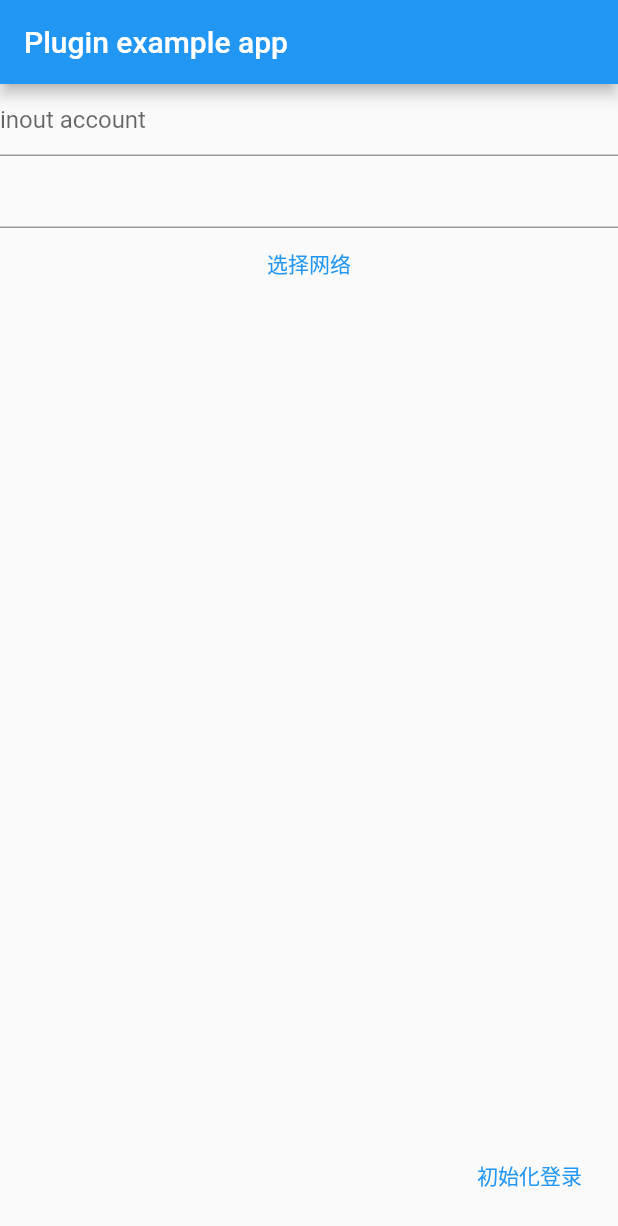
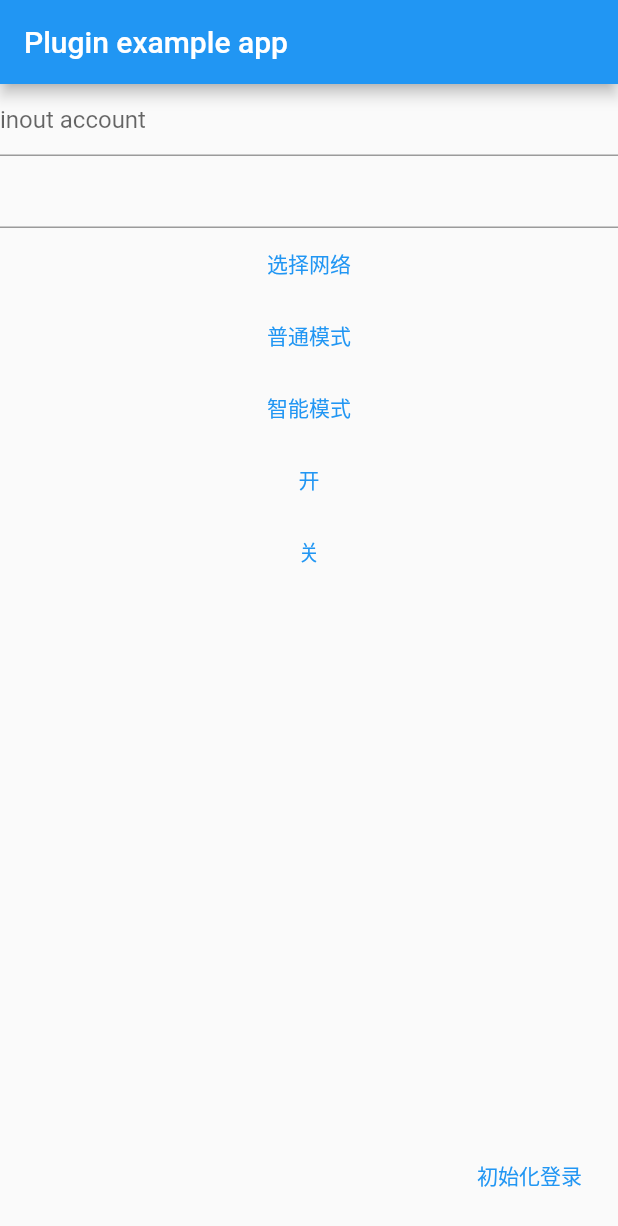
Before and after one commit to shitaBro/tuyaPlugin, a Flutter app: the screen it shows after launch, after a tap on "选择网络", on a phone screen of 412 x 824 dp. Shown: the top 1226 px of the screen. Run offline on Flutter 3.47's test engine with Material 2 defaults, Android fonts, the light colour scheme and no system bars; our stand-ins replace rxdart.

Commit message:
插件完善

```diff
--- a/example/lib/main.dart
+++ b/example/lib/main.dart
@@ -19,43 +19,27 @@ class MyApp extends StatefulWidget {
 }
 
 class _MyAppState extends State<MyApp> {
-  String _platformVersion = 'Unknown';
-  final _tuyaPlugin = TuyaPlugin();
+
+  final _tuyaPlugin = TuyaPlugin.instance;
   TuyaDevModel? _devModel;
   TextEditingController _accountController = TextEditingController();
   TextEditingController _pswController = TextEditingController();
   @override
   void initState() {
     super.initState();
-    initPlatformState();
+
     _tuyaPlugin.startWithKeySercert(key: "df7j7egd344xggr9r589", appSercert: "vapxperxgcdst9cdshjth8tq9xjuxy53");
-
-  }
-
-  // Platform messages are asynchronous, so we initialize in an async method.
-  Future<void> initPlatformState() async {
-    String platformVersion;
-    // Platform messages may fail, so we use a try/catch PlatformException.
-    // We also handle the message potentially returning null.
-    try {
-      platformVersion =
-          await _tuyaPlugin.getPlatformVersion() ?? 'Unknown platform version';
-    } on PlatformException {
-      platformVersion = 'Failed to get platform version.';
-    }
-
-    // If the widget was removed from the tree while the asynchronous platform
-    // message was in flight, we want to discard the reply rather than calling
-    // setState to update our non-existent appearance.
-    if (!mounted) return;
-
-    setState(() {
-      _platformVersion = platformVersion;
+    _tuyaPlugin.scanResult.stream.listen((event) {
+      log("mo:${event}");
+      _devModel = event;
     });
   }
 
+
+
   @override
   Widget build(BuildContext context) {
+
     return MaterialApp(
       home: Scaffold(
         appBar: AppBar(
@@ -68,23 +52,38 @@ class _MyAppState extends State<MyApp> {
             ),controller: _accountController,),
             TextField(controller: _pswController,),
             Container(child: TextButton(child: Text("选择网络"),onPressed: () async{
-            List<String>? wifis = await _tuyaPlugin.searchWifi();
-            if ((wifis?.length ?? 0) > 0) {
-              showModalBottomSheet(context: context, builder: (context) {
-                return ListView.builder(itemBuilder: (context,index) {
-                  return ListTile(title: Text(wifis![index]),onTap: (){
-                    _tuyaPlugin.startConfigBLEWifiDeviceWith(UUID: _devModel?.uuid ?? "", homeId: _devModel?.homeId ?? 0,productId: _devModel?.productId ?? "",ssid: wifis![index] ,password: "88888888");
-                  },);
-                });
-              });
+            String? ssid = await _tuyaPlugin.searchWifi();
+            if (ssid?.isNotEmpty == true) {
+              _tuyaPlugin.startConfigBLEWifiDeviceWith(UUID: _devModel?.uuid ?? "", homeId: _devModel?.homeId ?? 0,productId: _devModel?.productId ?? "",ssid: ssid! ,password: "88888888");
             }
-            },),)
+            },),),
+            Container(
+              child: TextButton(child: Text("普通模式"),onPressed: (){
+                _tuyaPlugin.sendCommand({"2":0});
+              },),
+            ),
+            Container(
+              child: TextButton(child: Text("智能模式"),onPressed: (){
+                _tuyaPlugin.sendCommand({"2":1});
+              },),
+            ),
+            Container(
+              child: TextButton(child: Text("开"),onPressed: (){
+                _tuyaPlugin.sendCommand({"1":bool});
+              },),
+            ),
+            Container(
+              child: TextButton(child: Text("关"),onPressed: (){
+                _tuyaPlugin.sendCommand({"1":false});
+              },),
+            ),
           ],
         ),
         floatingActionButton: TextButton(child: Text("初始化登录"),onPressed: () async{
 
-          _devModel = await _tuyaPlugin.loginOrRegisterAccount(countryCode: "86",uid: _accountController.text,password: _pswController.text);
-          log("devmo:${_devModel?.productId ?? ""},mac:${_devModel?.mac ?? ""}");
+          var dic = await _tuyaPlugin.loginOrRegisterAccount(countryCode: "86",uid: _accountController.text,password: _pswController.text);
+
+
 
         },),
       ),
--- a/example/pubspec.yaml
+++ b/example/pubspec.yaml
@@ -29,6 +29,7 @@ dependencies:
   # The following adds the Cupertino Icons font to your application.
   # Use with the CupertinoIcons class for iOS style icons.
   cupertino_icons: ^1.0.2
+  rxdart: ^0.27.4
 
 dev_dependencies:
   flutter_test:
--- a/lib/tuya_plugin.dart
+++ b/lib/tuya_plugin.dart
@@ -1,39 +1,74 @@
 
+import 'dart:async';
+import 'dart:developer';
+import 'package:flutter/services.dart';
 import 'package:tuya_plugin/tuya_dev_model.dart';
+import 'package:rxdart/rxdart.dart';
 
-import 'tuya_plugin_platform_interface.dart';
 
 class TuyaPlugin {
-  Future<String?> getPlatformVersion() {
-    return TuyaPluginPlatform.instance.getPlatformVersion();
+  final _methodChannel = const MethodChannel('tuya_plugin');
+
+  TuyaPlugin._(){
+    _methodChannel.setMethodCallHandler(_platformCallHandler);
   }
-  startWithKeySercert(
-      {required String key, required String appSercert})  {
+  static TuyaPlugin _instance = new TuyaPlugin._();
+  static TuyaPlugin get instance => _instance;
+  PublishSubject<TuyaDevModel> _scanResult = PublishSubject<TuyaDevModel>();
+  PublishSubject<TuyaDevModel> get scanResult => _scanResult;
+  Future<Map<String,dynamic>?> loginOrRegisterAccount({required String countryCode,required String uid,required String password}) async{
+    Map? dic = await _methodChannel.invokeMapMethod<String,dynamic>("loginOrRegisterAccount",{"countryCode":countryCode,"uid":uid,"password":password});
+    log("loginOrRegister :${dic}");
 
-    TuyaPluginPlatform.instance.startWithKeySercert(key: key, appSercert: appSercert);
+    return dic?.cast<String,dynamic>();
+  }
+  Future<dynamic> _platformCallHandler(MethodCall call) async {
+    switch (call.method) {
+      case "ScanResult":
+        print('收到原生回调 ---- ${call.arguments}');
+        _scanResult.add(TuyaDevModel.fromJson(call.arguments.cast<String,dynamic>()));
+        print("add signal success:${_scanResult}");
+
+        return ;
+
+    }
   }
 
-  Future<List<String>?> searchWifi() {
-    return TuyaPluginPlatform.instance.searchWifi();
-  }
-  Future<TuyaDevModel?> loginOrRegisterAccount({required String countryCode,required String uid,required String password}) {
-    return TuyaPluginPlatform.instance.loginOrRegisterAccount(countryCode: countryCode,uid: uid,password: password);
+
+  void startWithKeySercert(
+      {required String key, required String appSercert}) async {
+
+    log("key:${key},sercert:${appSercert}");
+    Map? dic = await _methodChannel.invokeMethod<Map>(
+        "startWithKeySercert", {"key": key, "secret": appSercert});
+
   }
 
-  Future<Map<String,dynamic>?> startConfigBLEWifiDeviceWith({required String UUID,productId,ssid,password, required int homeId}) {
-    return TuyaPluginPlatform.instance.startConfigBLEWifiDeviceWith(UUID: UUID, homeId: homeId,productId: productId,ssid: ssid,password: password);
+
+  Future<String?> searchWifi() async{
+    String ssid = await  _methodChannel.invokeMethod("searchWifi");
+    return ssid;
   }
+  @override
+  Future<Map<String,dynamic>?> startConfigBLEWifiDeviceWith({required String UUID,productId,ssid,password, required int homeId}) async{
+    Map? dic = await _methodChannel.invokeMethod<Map>("startConfigBLEWifiDeviceWith",{"UUID":UUID,"password":password,"productId":productId,"ssid":ssid,"homeId":homeId});
+    return dic?.cast<String,dynamic>();
+  }
+  @override
+  Future<bool> removeDevice() async{
+    bool resu = await _methodChannel.invokeMethod("removeDevice");
+    return resu;
+  }
+  @override
+  Future<bool> resetFactory() async{
+    bool resu = await _methodChannel.invokeMethod("resetFactory");
+    return resu;
+  }
+  @override
+  Future<bool> sendCommand(Map map) async{
 
-  Future<bool> removeDevice() {
-    return TuyaPluginPlatform.instance.removeDevice();
-  }
-
-  Future<bool> resetFactory() {
-    return TuyaPluginPlatform.instance.resetFactory();
-  }
-
-  Future<bool> sendCommand(Map map) {
-    return TuyaPluginPlatform.instance.sendCommand(map);
+    bool resu = await _methodChannel.invokeMethod("sendCommand",map);
+    return resu;
   }
 
 }
--- a/lib/tuya_plugin_method_channel.dart
+++ /dev/null
@@ -1,69 +0,0 @@
-import 'dart:async';
-import 'dart:developer';
-
-import 'package:flutter/foundation.dart';
-import 'package:flutter/services.dart';
-import 'package:tuya_plugin/tuya_dev_model.dart';
-
-import 'tuya_plugin_platform_interface.dart';
-
-/// An implementation of [TuyaPluginPlatform] that uses method channels.
-class MethodChannelTuyaPlugin extends TuyaPluginPlatform {
-  /// The method channel used to interact with the native platform.
-
-  final methodChannel = const MethodChannel('tuya_plugin');
-
-
-  @override
-  Future<String?> getPlatformVersion() async {
-    final version =
-        await methodChannel.invokeMethod<String>('getPlatformVersion');
-    return version;
-  }
-  @override
-  Future<TuyaDevModel?> loginOrRegisterAccount({required String countryCode,required String uid,required String password}) async{
-    Map? dic = await methodChannel.invokeMapMethod<String,dynamic>("loginOrRegisterAccount",{"countryCode":countryCode,"uid":uid,"password":password});
-    log("devices :${dic}");
-
-    return TuyaDevModel.fromJson( dic?.cast<String,dynamic>() ?? <String,dynamic>{});
-  }
-
-  @override
-  void startWithKeySercert(
-      {required String key, required String appSercert}) async {
-
-    log("key:${key},sercert:${appSercert}");
-    Map? dic = await methodChannel.invokeMethod<Map>(
-        "startWithKeySercert", {"key": key, "secret": appSercert});
-
-  }
-
-
-
-  @override
-  Future<List<String>?> searchWifi() async{
-    List<String>? arr = await  methodChannel.invokeListMethod("searchWifi");
-    return arr;
-  }
-  @override
-  Future<Map<String,dynamic>?> startConfigBLEWifiDeviceWith({required String UUID,productId,ssid,password, required int homeId}) async{
-    Map? dic = await methodChannel.invokeMethod<Map>("startConfigBLEWifiDeviceWith",{"UUID":UUID,"password":password,"productId":productId,"ssid":ssid,"homeId":homeId});
-    return dic?.cast<String,dynamic>();
-  }
-  @override
-  Future<bool> removeDevice() async{
-    bool resu = await methodChannel.invokeMethod("removeDevice");
-    return resu;
-  }
-  @override
-  Future<bool> resetFactory() async{
-    bool resu = await methodChannel.invokeMethod("resetFactory");
-    return resu;
-  }
-  @override
-  Future<bool> sendCommand(Map map) async{
-    bool resu = await methodChannel.invokeMethod("sendCommand",map);
-    return resu;
-  }
-
-}
--- a/pubspec.yaml
+++ b/pubspec.yaml
@@ -11,6 +11,7 @@ dependencies:
   flutter:
     sdk: flutter
   plugin_platform_interface: ^2.0.2
+  rxdart: ^0.27.4
 
 dev_dependencies:
   flutter_test:
```
Also changed, not shown: lib/tuya_plugin_platform_interface.dart (deleted, +0 -52 lines), 6 other files.
